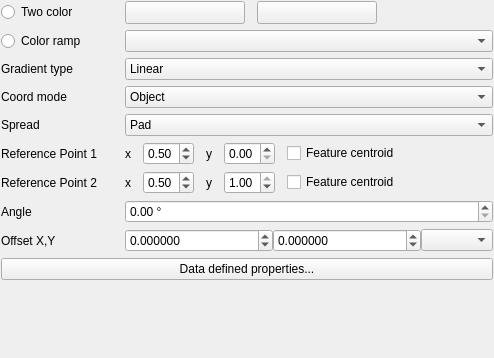
Above: src/ui/symbollayer/widget_gradientfill.ui from qgis/QGIS before the change. Below: the same form after it.
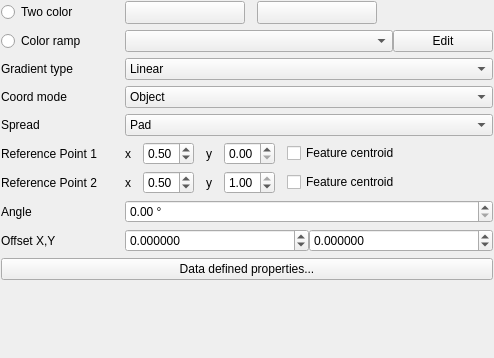
That is the form after the change. Custom widgets are drawn as their Qt base class.

Commit message: Add an edit button for shapeburst and gradient color ramps

The edit to the form file:
```diff
--- a/src/ui/symbollayer/widget_gradientfill.ui
+++ b/src/ui/symbollayer/widget_gradientfill.ui
@@ -102,7 +102,24 @@
     </widget>
    </item>
    <item row="1" column="1">
-    <widget class="QgsColorRampComboBox" name="cboGradientColorRamp"/>
+    <layout class="QHBoxLayout" name="horizontalLayout_8">
+     <item>
+      <widget class="QgsColorRampComboBox" name="cboGradientColorRamp"/>
+     </item>
+     <item>
+      <widget class="QPushButton" name="mButtonEditRamp">
+       <property name="maximumSize">
+        <size>
+         <width>100</width>
+         <height>16777215</height>
+        </size>
+       </property>
+       <property name="text">
+        <string>Edit</string>
+       </property>
+      </widget>
+     </item>
+    </layout>
    </item>
    <item row="2" column="0">
     <widget class="QLabel" name="label_2">
@@ -408,7 +425,7 @@
       </widget>
      </item>
      <item>
-      <widget class="QgsUnitSelectionWidget" name="mOffsetUnitWidget"/>
+      <widget class="QgsUnitSelectionWidget" name="mOffsetUnitWidget" native="true"/>
      </item>
     </layout>
    </item>
@@ -448,7 +465,7 @@
   </customwidget>
   <customwidget>
    <class>QgsUnitSelectionWidget</class>
-   <extends>QComboBox</extends>
+   <extends>QWidget</extends>
    <header>qgsunitselectionwidget.h</header>
    <container>1</container>
   </customwidget>
```
Left out of the diff: 15 changed lines with no effect on the pictures. The commit also changes 4 other files.
